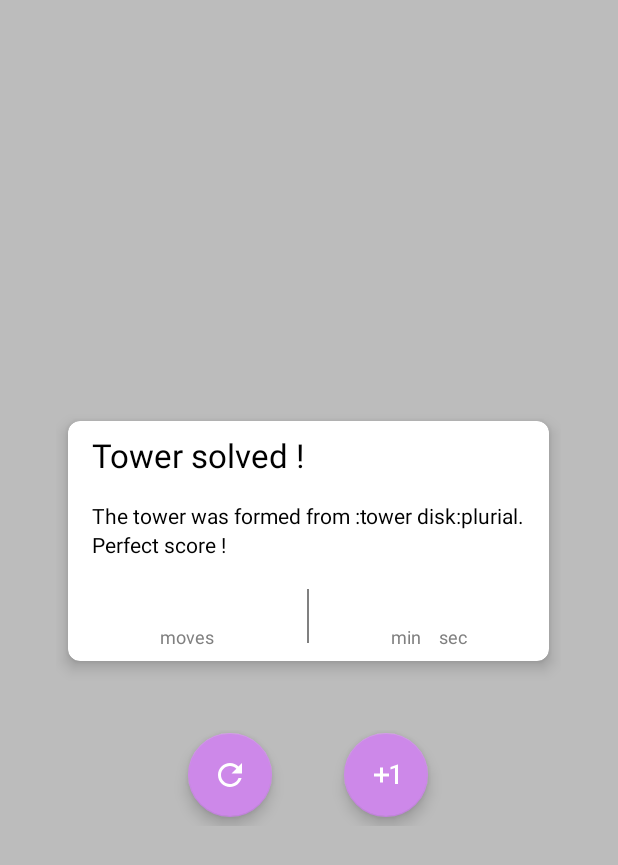
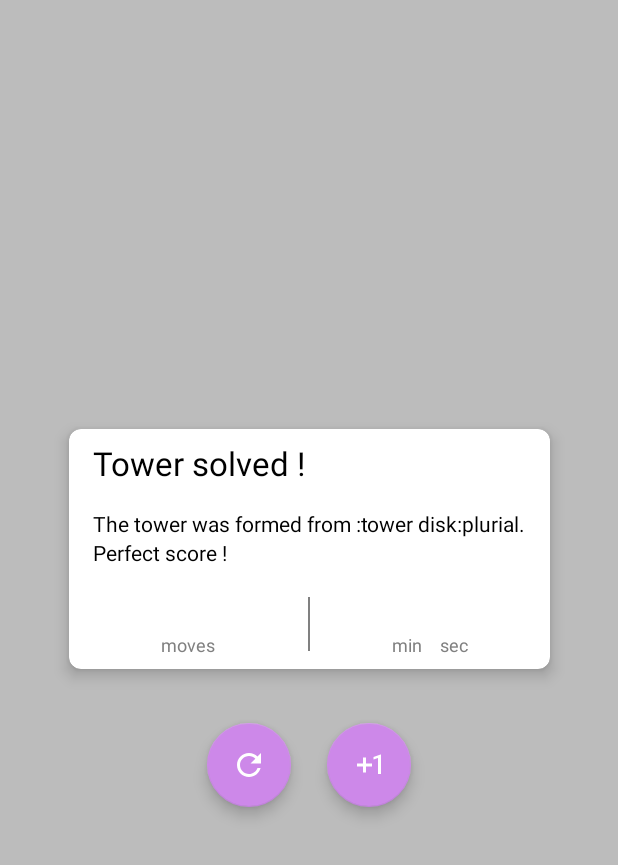
Before and after one commit to stephanemathis/towerhanoiv2, an Android app: the layout activity_congrats.xml on its own in the app's theme, with its tools: preview values and no code run, on a phone screen of 412 x 824 dp. Shown: the top 865 px of the screen. Run offline under Robolectric (Android 15) with nearby library versions, the phone set to English and light mode, and no system bars; plain views replace KonfettiView.

Commit message:
Amélioration de l'écran de réussite pour que l'ombre des boutons ne soit pas coupée

```diff
--- a/app/src/main/java/fr/mathis/tourhanoipro/CongratsActivity.java
+++ b/app/src/main/java/fr/mathis/tourhanoipro/CongratsActivity.java
@@ -11,6 +11,7 @@ import android.view.Gravity;
 import android.view.MotionEvent;
 import android.view.View;
 import android.view.View.OnClickListener;
+import android.view.ViewGroup;
 import android.view.ViewTreeObserver;
 import android.widget.RelativeLayout;
 import android.widget.TextView;
@@ -105,7 +106,7 @@ public class CongratsActivity extends AppCompatActivity {
         int towerDiskCount = (int)(Math.log(totalMovements + 1) / Math.log(2));
         tvTowerSize.setText(getString(R.string.congrats_summary).replace(":tower", "" + towerDiskCount).replace(":plurial", towerDiskCount > 1 ? "s" : ""));
 
-        RelativeLayout container = findViewById(R.id.fl_container);
+        ViewGroup container = findViewById(R.id.fl_container);
 
         findViewById(R.id.fabRestart).setOnClickListener(new OnClickListener() {
 
--- a/app/src/main/res/layout/activity_congrats.xml
+++ b/app/src/main/res/layout/activity_congrats.xml
@@ -1,5 +1,6 @@
-<RelativeLayout xmlns:android="http://schemas.android.com/apk/res/android"
+<androidx.constraintlayout.widget.ConstraintLayout xmlns:android="http://schemas.android.com/apk/res/android"
     xmlns:app="http://schemas.android.com/apk/res-auto"
+    xmlns:tools="http://schemas.android.com/tools"
     android:id="@+id/fl_container"
     android:layout_width="fill_parent"
     android:layout_height="fill_parent"
@@ -10,15 +11,6 @@
         android:layout_width="match_parent"
         android:layout_height="match_parent" />
 
-    <LinearLayout
-        android:layout_width="wrap_content"
-        android:layout_height="wrap_content"
-        android:layout_centerInParent="true"
-        android:clipToPadding="false"
-        android:paddingLeft="8dp"
-        android:paddingTop="8dp"
-        android:paddingRight="8dp"
-        android:orientation="vertical">
 
     <androidx.cardview.widget.CardView
         android:id="@+id/rl_help"
@@ -29,7 +21,12 @@
         android:clickable="true"
         android:padding="0dp"
         app:cardCornerRadius="8dp"
-            app:cardElevation="6dp">
+        app:cardElevation="6dp"
+        app:layout_constraintBottom_toTopOf="@+id/fabRestart"
+        app:layout_constraintEnd_toEndOf="parent"
+        app:layout_constraintHorizontal_bias="0.5"
+        app:layout_constraintStart_toStartOf="parent"
+        app:layout_constraintTop_toBottomOf="@+id/kvConfetti">
 
         <LinearLayout
             android:layout_width="wrap_content"
@@ -167,37 +164,40 @@
 
     </androidx.cardview.widget.CardView>
 
-        <LinearLayout
-            android:layout_width="match_parent"
-            android:layout_height="wrap_content"
-            android:layout_marginTop="42dp"
-            android:clipToPadding="false"
-            android:gravity="center"
-            android:paddingTop="6dp"
-            android:paddingBottom="6dp"
-            android:orientation="horizontal">
 
     <com.google.android.material.floatingactionbutton.FloatingActionButton
         android:id="@+id/fabRestart"
         android:layout_width="wrap_content"
         android:layout_height="wrap_content"
-                android:layout_marginRight="24dp"
+        android:layout_marginTop="36dp"
         android:clipToPadding="false"
         android:contentDescription="@string/nothing"
         android:src="@drawable/ic_fab_refresh"
         android:tint="#ffffff"
-                app:backgroundTint="?attr/colorAccent" />
+        app:backgroundTint="?attr/colorAccent"
+        app:layout_constraintBottom_toTopOf="@+id/kvConfetti"
+        app:layout_constraintEnd_toStartOf="@+id/fabNextLevel"
+        app:layout_constraintHorizontal_bias="0.5"
+        app:layout_constraintHorizontal_chainStyle="packed"
+        app:layout_constraintStart_toEndOf="@+id/kvConfetti"
+        app:layout_constraintTop_toBottomOf="@+id/rl_help"
+        tools:ignore="SpeakableTextPresentCheck" />
 
     <com.google.android.material.floatingactionbutton.FloatingActionButton
         android:id="@+id/fabNextLevel"
         android:layout_width="wrap_content"
         android:layout_height="wrap_content"
-                android:layout_marginLeft="24dp"
+        android:layout_marginStart="24dp"
         android:clipToPadding="false"
         android:contentDescription="@string/nothing"
         android:src="@drawable/ic_fab_more"
         android:tint="#ffffff"
-                app:backgroundTint="?attr/colorAccent" />
-        </LinearLayout>
-    </LinearLayout>
-</RelativeLayout>
+        app:backgroundTint="?attr/colorAccent"
+        app:layout_constraintEnd_toStartOf="@+id/kvConfetti"
+        app:layout_constraintHorizontal_bias="0.5"
+        app:layout_constraintStart_toEndOf="@+id/fabRestart"
+        app:layout_constraintTop_toTopOf="@+id/fabRestart"
+        tools:ignore="SpeakableTextPresentCheck" />
+
+
+</androidx.constraintlayout.widget.ConstraintLayout>
```
Lines whose indentation alone changed are shown as unchanged.
